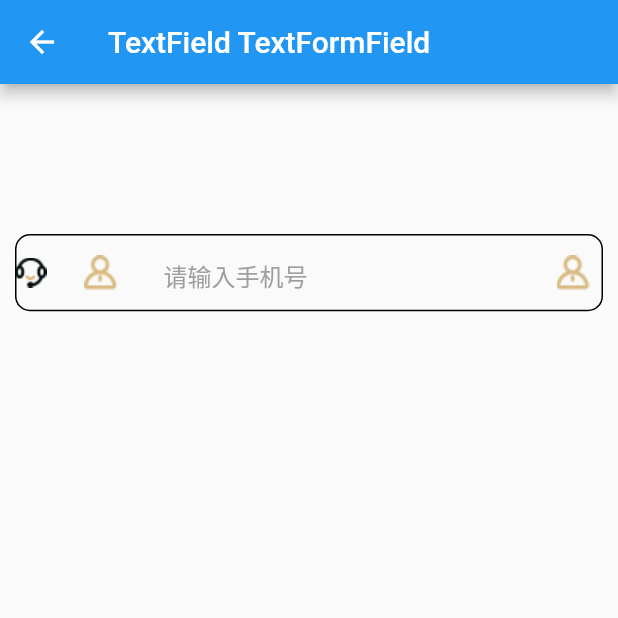
After one commit to iBinbro/fluterApp, a Flutter app: the AppInput screen opened directly, on a phone screen of 412 x 824 dp, the top half of it. The commit adds this screen. Run offline on Flutter 3.47's test engine with Material 2 defaults, Android fonts, the phone set to English and light mode, and no system bars; our stand-ins replace cached_network_image, flutter_swiper_null_safety, smooth_page_indicator, transparent_image.

Commit message:
flutter TextField;

```diff
--- /dev/null
+++ b/flutter_app_study_widgets/lib/appTextInput.dart
@@ -0,0 +1,56 @@
+import 'package:flutter/material.dart';
+
+class AppInput extends StatelessWidget {
+  @override
+  Widget build(BuildContext context) {
+    return Scaffold(
+        appBar: AppBar(
+          title: Text("TextField TextFormField"),
+        ),
+        body: Padding(
+          padding: EdgeInsets.fromLTRB(10, 100, 10, 10),
+          child: DecoratedBox(
+            decoration: BoxDecoration(
+              border: Border.all(),
+              // borderRadius: BorderRadius.only(topLeft: Radius.circular(10), topRight: Radius.circular(10)),
+              borderRadius: BorderRadius.circular(10),
+            ),
+            child: TextField(
+
+              //光标颜色
+              cursorColor: Colors.yellow,
+
+              //键盘类型
+              keyboardType: TextInputType.name,
+
+              decoration: InputDecoration(
+                //占位文字及属性
+                hintText: "请输入手机号",
+                hintStyle: TextStyle(color: Colors.grey),
+                hintTextDirection: TextDirection.ltr,
+
+                // 去除默认带的边框
+                border: InputBorder.none,
+
+                //前置图标
+                icon: Image.asset("images/service.png"),
+
+                //头占位图标会一直显示
+                prefixIcon: Image.asset("images/minesel.png"),
+                prefixIconConstraints: BoxConstraints(minWidth: 40),
+
+                //头占位限制 编辑状态显示
+                prefix: Image.asset("images/catesel.png"),
+
+                //尾占位图标会一直显示
+                suffixIcon: Image.asset("images/minesel.png"),
+                suffixIconConstraints: BoxConstraints(minWidth: 40),
+
+                //尾占位限制 编辑状态显示
+                suffix: Image.asset("images/catesel.png"),
+              ),
+            ),
+          ),
+        ));
+  }
+}
```
Also changed, not shown: flutter_app_study_widgets/lib/main.dart (+19 -1 lines).
